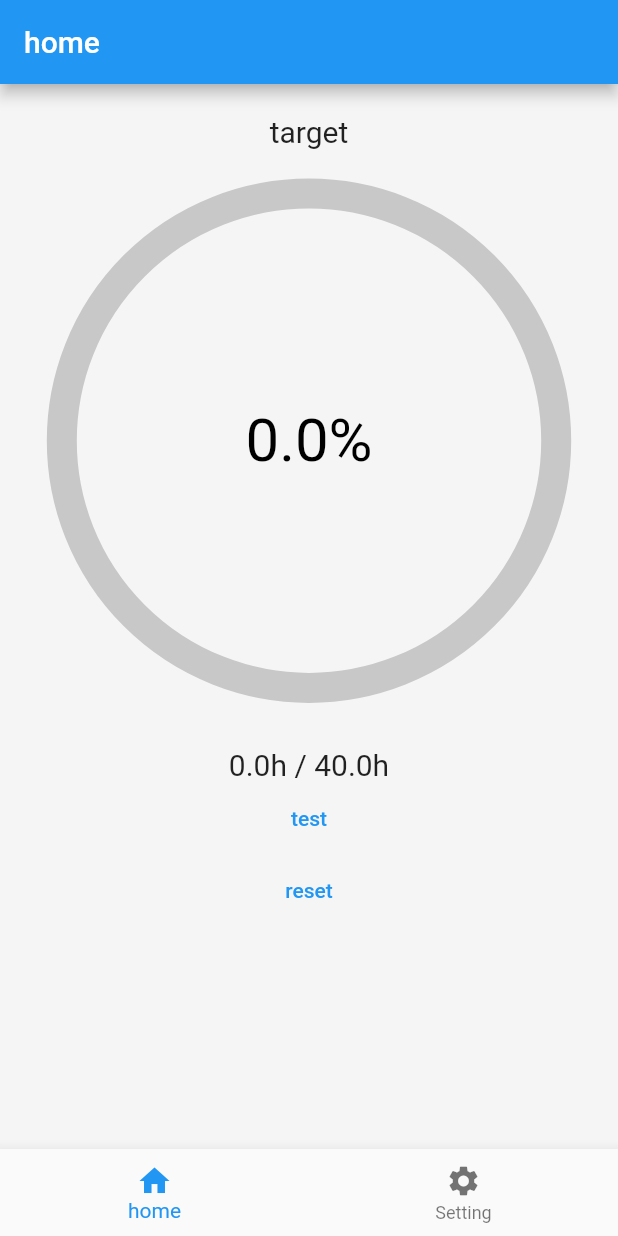
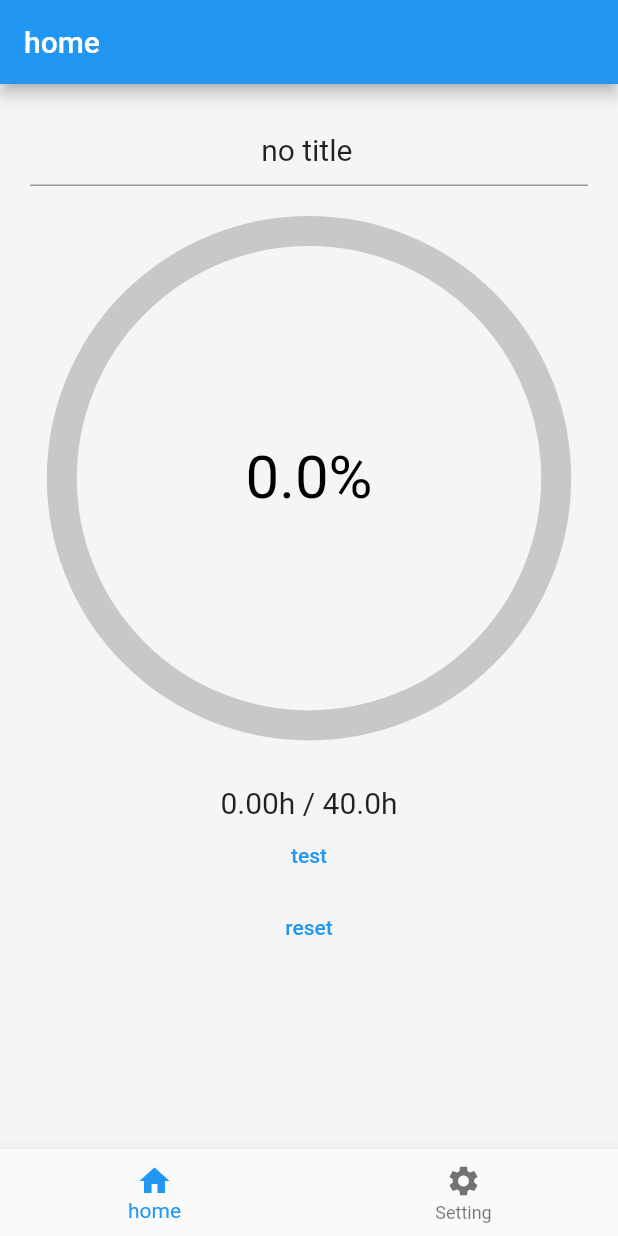
Before and after one commit to H-Miura-fms/progress_map, a Flutter app: the HomePage screen opened by its route, on a phone screen of 412 x 824 dp. Run offline on Flutter 3.47's test engine with Material 2 defaults, Android fonts, the phone set to English and light mode, and no system bars; our stand-ins replace go_router, material_symbols_icons, shared_preferences; missing offline and left inert: flutter_picker; accounts and stored records are empty.

Commit message:
feat:titleを変更できるように

```diff
--- a/lib/page/home.dart
+++ b/lib/page/home.dart
@@ -39,14 +39,31 @@ class _HomePageState extends State<HomePage> {
     double width = MediaQuery.of(context).size.width * 0.8;
     double height = width;
     double per = num / target;
+    final FocusNode targetNode = FocusNode();
     return Scaffold(
       body: SafeArea(
+        child: SingleChildScrollView(
           child: Column(
             children: [
               const MarginVertical(size: 20),
-            const Text(
-              "target",
-              style: TextStyle(fontSize: 20),
+              Padding(
+                padding: const EdgeInsets.only(left: 20, right: 20),
+                child: Focus(
+                  child: TextField(
+                    textAlign: TextAlign.center,
+                    style: const TextStyle(fontSize: 20),
+                    controller: TextEditingController(text: "no title"),
+                    decoration: const InputDecoration(
+                      hintText: 'Enter a target!',
+                    ),
+                    focusNode: targetNode,
+                  ),
+                  onFocusChange: (hasFocus) {
+                    if (!hasFocus) {
+                      targetNode.unfocus();
+                    }
+                  },
+                ),
               ),
               const MarginVertical(size: 20),
               Container(
@@ -75,7 +92,8 @@ class _HomePageState extends State<HomePage> {
                                 : Colors.black),
                       ),
                       TweenAnimationBuilder<double>(
-                      tween: Tween<double>(begin: 0, end: (per > 1) ? 1 : per),
+                        tween:
+                            Tween<double>(begin: 0, end: (per > 1) ? 1 : per),
                         curve: Curves.easeInOut,
                         duration: const Duration(milliseconds: 1500),
                         builder: (context, value, _) => SizedBox(
@@ -97,7 +115,7 @@ class _HomePageState extends State<HomePage> {
                 alignment: Alignment.center,
                 padding: const EdgeInsets.only(top: 30),
                 child: Text(
-                "${num}h / ${target}h",
+                  "${num.toStringAsFixed(2)}h / ${target}h",
                   style: const TextStyle(fontSize: 20),
                 ),
               ),
@@ -147,6 +165,7 @@ class _HomePageState extends State<HomePage> {
             ],
           ),
         ),
+      ),
     );
   }
 }
```
Lines whose indentation alone changed are shown as unchanged.
